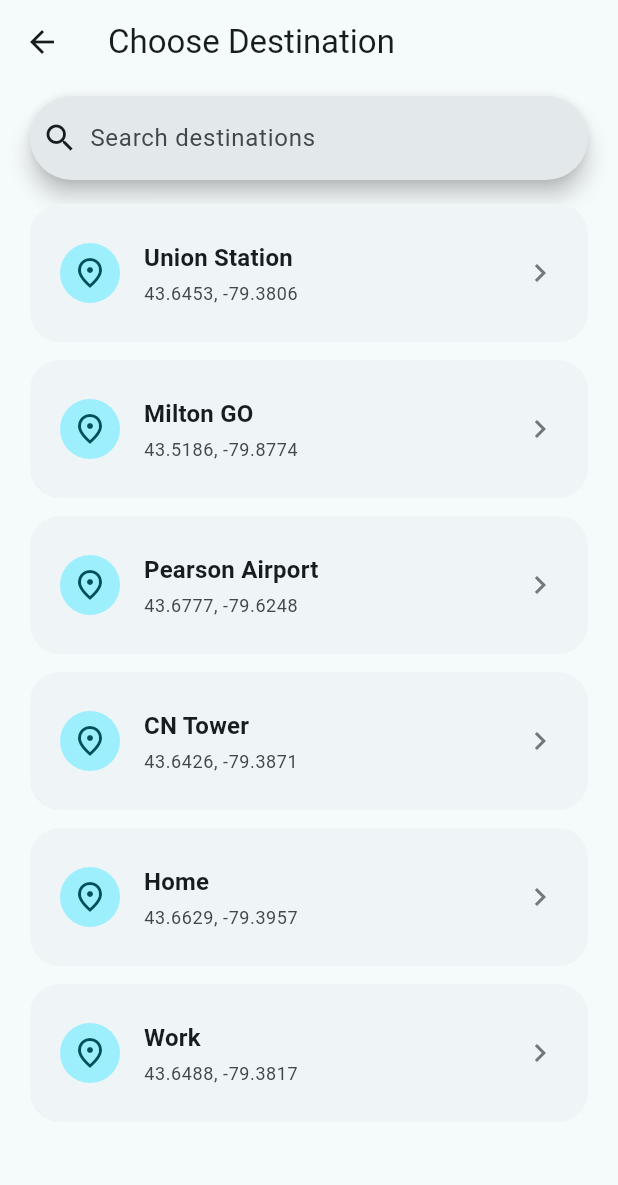
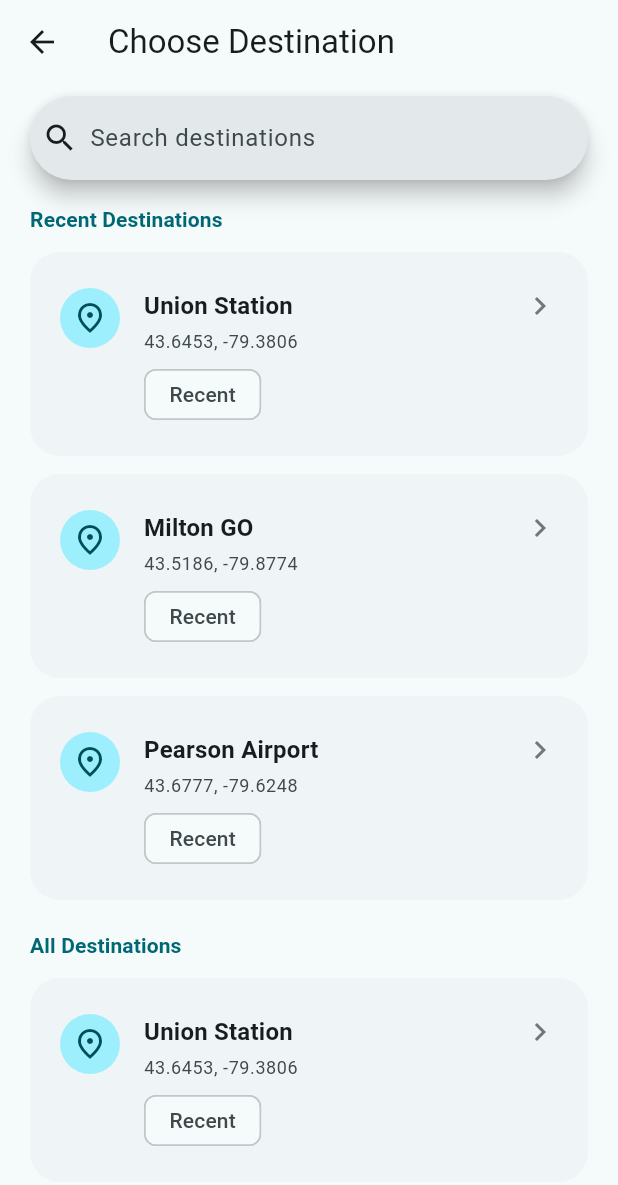
Before and after one commit to riazkhimany-rgb/dozealert, a Flutter app: the screen it shows after launch, after a tap on "Choose Destination", on a phone screen of 412 x 824 dp. Shown: the top 1185 px of the screen. Run offline on Flutter 3.47's test engine with Material 3 defaults, Android fonts, the phone set to English and light mode, and no system bars; our stand-ins replace shared_preferences.

Commit message:
Phase 4 - Destination persistence and favorites

```diff
--- a/lib/data/mock_destinations.dart
+++ b/lib/data/mock_destinations.dart
@@ -1,36 +1,84 @@
 import '../models/destination.dart';
 
+class DestinationCatalogItem {
+  const DestinationCatalogItem({
+    required this.destination,
+    this.badges = const [],
+  });
+
+  final Destination destination;
+  final List<String> badges;
+}
+
 abstract final class MockDestinations {
-  static const List<Destination> all = [
-    Destination(
+  static const unionStation = Destination(
     name: 'Union Station',
     latitude: 43.6453,
     longitude: -79.3806,
-    ),
-    Destination(
+  );
+
+  static const miltonGo = Destination(
     name: 'Milton GO',
     latitude: 43.5186,
     longitude: -79.8774,
-    ),
-    Destination(
+  );
+
+  static const pearsonAirport = Destination(
     name: 'Pearson Airport',
     latitude: 43.6777,
     longitude: -79.6248,
+  );
+
+  static const recent = <DestinationCatalogItem>[
+    DestinationCatalogItem(
+      destination: unionStation,
+      badges: ['Recent'],
     ),
-    Destination(
+    DestinationCatalogItem(
+      destination: miltonGo,
+      badges: ['Recent'],
+    ),
+    DestinationCatalogItem(
+      destination: pearsonAirport,
+      badges: ['Recent'],
+    ),
+  ];
+
+  static const all = <DestinationCatalogItem>[
+    DestinationCatalogItem(
+      destination: unionStation,
+      badges: ['Recent'],
+    ),
+    DestinationCatalogItem(
+      destination: miltonGo,
+      badges: ['Recent'],
+    ),
+    DestinationCatalogItem(
+      destination: pearsonAirport,
+      badges: ['Recent'],
+    ),
+    DestinationCatalogItem(
+      destination: Destination(
         name: 'CN Tower',
         latitude: 43.6426,
         longitude: -79.3871,
       ),
-    Destination(
+    ),
+    DestinationCatalogItem(
+      destination: Destination(
         name: 'Home',
         latitude: 43.6629,
         longitude: -79.3957,
       ),
-    Destination(
+      badges: ['Home'],
+    ),
+    DestinationCatalogItem(
+      destination: Destination(
         name: 'Work',
         latitude: 43.6488,
         longitude: -79.3817,
       ),
+      badges: ['Work'],
+    ),
   ];
 }
--- a/lib/main.dart
+++ b/lib/main.dart
@@ -5,31 +5,56 @@
 import 'providers/navigation_provider.dart';
 import 'providers/theme_provider.dart';
 import 'screens/main_screen.dart';
+import 'services/destination_storage_service.dart';
 import 'services/settings_service.dart';
 import 'utils/app_theme.dart';
 
-void main() {
-  runApp(const DozeAlertApp());
+Future<void> main() async {
+  WidgetsFlutterBinding.ensureInitialized();
+
+  final settingsService = SettingsService();
+  final destinationStorageService = DestinationStorageService();
+  final monitoringProvider = MonitoringProvider(destinationStorageService);
+
+  await monitoringProvider.loadSavedDestination();
+
+  runApp(
+    DozeAlertApp(
+      settingsService: settingsService,
+      destinationStorageService: destinationStorageService,
+      monitoringProvider: monitoringProvider,
+    ),
+  );
 }
 
 class DozeAlertApp extends StatelessWidget {
-  const DozeAlertApp({super.key});
+  const DozeAlertApp({
+    super.key,
+    required this.settingsService,
+    required this.destinationStorageService,
+    required this.monitoringProvider,
+  });
+
+  final SettingsService settingsService;
+  final DestinationStorageService destinationStorageService;
+  final MonitoringProvider monitoringProvider;
 
   @override
   Widget build(BuildContext context) {
-    final settingsService = SettingsService();
-
     return MultiProvider(
       providers: [
         Provider<SettingsService>.value(value: settingsService),
+        Provider<DestinationStorageService>.value(
+          value: destinationStorageService,
+        ),
         ChangeNotifierProvider(
           create: (_) => ThemeProvider(settingsService),
         ),
         ChangeNotifierProvider(
           create: (_) => NavigationProvider(),
         ),
-        ChangeNotifierProvider(
-          create: (_) => MonitoringProvider(),
+        ChangeNotifierProvider<MonitoringProvider>.value(
+          value: monitoringProvider,
         ),
       ],
       child: Consumer<ThemeProvider>(
--- a/lib/providers/monitoring_provider.dart
+++ b/lib/providers/monitoring_provider.dart
@@ -2,8 +2,13 @@
 
 import '../models/destination.dart';
 import '../models/monitoring_state.dart';
+import '../services/destination_storage_service.dart';
 
 class MonitoringProvider extends ChangeNotifier {
+  MonitoringProvider(this._destinationStorage);
+
+  final DestinationStorageService _destinationStorage;
+
   MonitoringState _currentState = MonitoringState.idle;
   Destination? _selectedDestination;
   int _radiusMeters = 1000;
@@ -14,11 +19,38 @@
 
   bool get isMonitoring => _currentState == MonitoringState.monitoring;
 
-  void setDestination(Destination destination) {
+  Future<void> loadSavedDestination() async {
+    final destination = await _destinationStorage.loadDestination();
+    if (destination == null) {
+      return;
+    }
+
     _selectedDestination = destination;
     if (_currentState != MonitoringState.monitoring) {
       _currentState = MonitoringState.idle;
     }
+    notifyListeners();
+  }
+
+  Future<void> setDestination(Destination destination) async {
+    _selectedDestination = destination;
+    if (_currentState != MonitoringState.monitoring) {
+      _currentState = MonitoringState.idle;
+    }
+
+    await _destinationStorage.saveDestination(destination);
+    notifyListeners();
+  }
+
+  Future<void> clearDestination() async {
+    if (_selectedDestination == null) {
+      return;
+    }
+
+    _selectedDestination = null;
+    _currentState = MonitoringState.idle;
+
+    await _destinationStorage.clearDestination();
     notifyListeners();
   }
 
--- a/lib/screens/destination_screen.dart
+++ b/lib/screens/destination_screen.dart
@@ -33,18 +33,25 @@
     super.dispose();
   }
 
-  List<Destination> get _filteredDestinations {
-    if (_query.isEmpty) {
+  bool get _isSearching => _query.isNotEmpty;
+
+  List<DestinationCatalogItem> get _filteredDestinations {
+    if (!_isSearching) {
       return MockDestinations.all;
     }
 
     return MockDestinations.all
-        .where((destination) => destination.name.toLowerCase().contains(_query))
+        .where(
+          (item) => item.destination.name.toLowerCase().contains(_query),
+        )
         .toList();
   }
 
-  void _selectDestination(Destination destination) {
-    context.read<MonitoringProvider>().setDestination(destination);
+  Future<void> _selectDestination(Destination destination) async {
+    await context.read<MonitoringProvider>().setDestination(destination);
+    if (!mounted) {
+      return;
+    }
     Navigator.of(context).pop();
   }
 
@@ -52,6 +59,8 @@
   Widget build(BuildContext context) {
     final colorScheme = Theme.of(context).colorScheme;
     final destinations = _filteredDestinations;
+    final selectedDestination =
+        context.watch<MonitoringProvider>().selectedDestination;
 
     return Scaffold(
       appBar: AppBar(
@@ -85,29 +94,87 @@
                       ),
                     ),
                   )
-                : ListView.separated(
+                : ListView(
                     padding: const EdgeInsets.fromLTRB(20, 0, 20, 24),
-                    itemCount: destinations.length,
-                    separatorBuilder: (_, _) => const SizedBox(height: 12),
-                    itemBuilder: (context, index) {
-                      final destination = destinations[index];
-                      final selectedDestination = context
-                          .watch<MonitoringProvider>()
-                          .selectedDestination;
-                      final isSelected =
-                          selectedDestination == destination;
+                    children: [
+                      if (!_isSearching) ...[
+                        Text(
+                          'Recent Destinations',
+                          style: Theme.of(context).textTheme.titleSmall?.copyWith(
+                            color: colorScheme.primary,
+                            fontWeight: FontWeight.w600,
+                          ),
+                        ),
+                        const SizedBox(height: 12),
+                        ...MockDestinations.recent.map(
+                          (item) => Padding(
+                            padding: const EdgeInsets.only(bottom: 12),
+                            child: _DestinationListCard(
+                              item: item,
+                              isSelected:
+                                  selectedDestination == item.destination,
+                              onTap: () =>
+                                  _selectDestination(item.destination),
+                            ),
+                          ),
+                        ),
+                        const SizedBox(height: 8),
+                        Text(
+                          'All Destinations',
+                          style: Theme.of(context).textTheme.titleSmall?.copyWith(
+                            color: colorScheme.primary,
+                            fontWeight: FontWeight.w600,
+                          ),
+                        ),
+                        const SizedBox(height: 12),
+                      ],
+                      ...destinations.map(
+                        (item) => Padding(
+                          padding: const EdgeInsets.only(bottom: 12),
+                          child: _DestinationListCard(
+                            item: item,
+                            isSelected:
+                                selectedDestination == item.destination,
+                            onTap: () => _selectDestination(item.destination),
+                          ),
+                        ),
+                      ),
+                    ],
+                  ),
+          ),
+        ],
+      ),
+    );
+  }
+}
+
+class _DestinationListCard extends StatelessWidget {
+  const _DestinationListCard({
+    required this.item,
+    required this.isSelected,
+    required this.onTap,
+  });
+
+  final DestinationCatalogItem item;
+  final bool isSelected;
+  final VoidCallback onTap;
+
+  @override
+  Widget build(BuildContext context) {
+    final colorScheme = Theme.of(context).colorScheme;
+    final destination = item.destination;
 
     return HomeCard(
       child: InkWell(
         borderRadius: BorderRadius.circular(20),
-                          onTap: () => _selectDestination(destination),
+        onTap: onTap,
         child: Padding(
           padding: const EdgeInsets.symmetric(vertical: 4),
           child: Row(
+            crossAxisAlignment: CrossAxisAlignment.start,
             children: [
               CircleAvatar(
-                                  backgroundColor:
-                                      colorScheme.primaryContainer,
+                backgroundColor: colorScheme.primaryContainer,
                 child: Icon(
                   Icons.place_outlined,
                   color: colorScheme.onPrimaryContainer,
@@ -116,15 +183,11 @@
               const SizedBox(width: 16),
               Expanded(
                 child: Column(
-                                    crossAxisAlignment:
-                                        CrossAxisAlignment.start,
+                  crossAxisAlignment: CrossAxisAlignment.start,
                   children: [
                     Text(
                       destination.name,
-                                        style: Theme.of(context)
-                                            .textTheme
-                                            .titleMedium
-                                            ?.copyWith(
+                      style: Theme.of(context).textTheme.titleMedium?.copyWith(
                         fontWeight: FontWeight.w600,
                       ),
                     ),
@@ -132,17 +195,31 @@
                     Text(
                       '${destination.latitude.toStringAsFixed(4)}, '
                       '${destination.longitude.toStringAsFixed(4)}',
-                                        style: Theme.of(context)
-                                            .textTheme
-                                            .bodySmall
-                                            ?.copyWith(
-                                              color:
-                                                  colorScheme.onSurfaceVariant,
+                      style: Theme.of(context).textTheme.bodySmall?.copyWith(
+                        color: colorScheme.onSurfaceVariant,
                       ),
                     ),
+                    if (item.badges.isNotEmpty) ...[
+                      const SizedBox(height: 10),
+                      Wrap(
+                        spacing: 8,
+                        runSpacing: 8,
+                        children: item.badges
+                            .map(
+                              (badge) => Chip(
+                                label: Text(badge),
+                                visualDensity: VisualDensity.compact,
+                                materialTapTargetSize:
+                                    MaterialTapTargetSize.shrinkWrap,
+                              ),
+                            )
+                            .toList(),
+                      ),
+                    ],
                   ],
                 ),
               ),
+              const SizedBox(width: 8),
               if (isSelected)
                 Icon(
                   Icons.check_circle,
@@ -158,11 +235,5 @@
         ),
       ),
     );
-                    },
-                  ),
-          ),
-        ],
-      ),
-    );
   }
 }
--- a/lib/screens/home_screen.dart
+++ b/lib/screens/home_screen.dart
@@ -107,6 +107,19 @@
               label: const Text('Choose Destination'),
             ),
           ),
+          if (destination != null) ...[
+            const SizedBox(height: 12),
+            SizedBox(
+              width: double.infinity,
+              child: OutlinedButton.icon(
+                onPressed: () {
+                  context.read<MonitoringProvider>().clearDestination();
+                },
+                icon: const Icon(Icons.clear_outlined),
+                label: const Text('Clear Destination'),
+              ),
+            ),
+          ],
         ],
       ),
     );
--- /dev/null
+++ b/lib/services/destination_storage_service.dart
@@ -0,0 +1,42 @@
+import 'package:shared_preferences/shared_preferences.dart';
+
+import '../models/destination.dart';
+
+class DestinationStorageService {
+  static const _nameKey = 'selected_destination_name';
+  static const _latitudeKey = 'selected_destination_latitude';
+  static const _longitudeKey = 'selected_destination_longitude';
+
+  Future<void> saveDestination(Destination destination) async {
+    final prefs = await SharedPreferences.getInstance();
+
+    await prefs.setString(_nameKey, destination.name);
+    await prefs.setDouble(_latitudeKey, destination.latitude);
+    await prefs.setDouble(_longitudeKey, destination.longitude);
+  }
+
+  Future<Destination?> loadDestination() async {
+    final prefs = await SharedPreferences.getInstance();
+    final name = prefs.getString(_nameKey);
+    final latitude = prefs.getDouble(_latitudeKey);
+    final longitude = prefs.getDouble(_longitudeKey);
+
+    if (name == null || latitude == null || longitude == null) {
+      return null;
+    }
+
+    return Destination(
+      name: name,
+      latitude: latitude,
+      longitude: longitude,
+    );
+  }
+
+  Future<void> clearDestination() async {
+    final prefs = await SharedPreferences.getInstance();
+
+    await prefs.remove(_nameKey);
+    await prefs.remove(_latitudeKey);
+    await prefs.remove(_longitudeKey);
+  }
+}
```
Also changed, not shown: 1 other file. Lines whose indentation alone changed are shown as unchanged.
